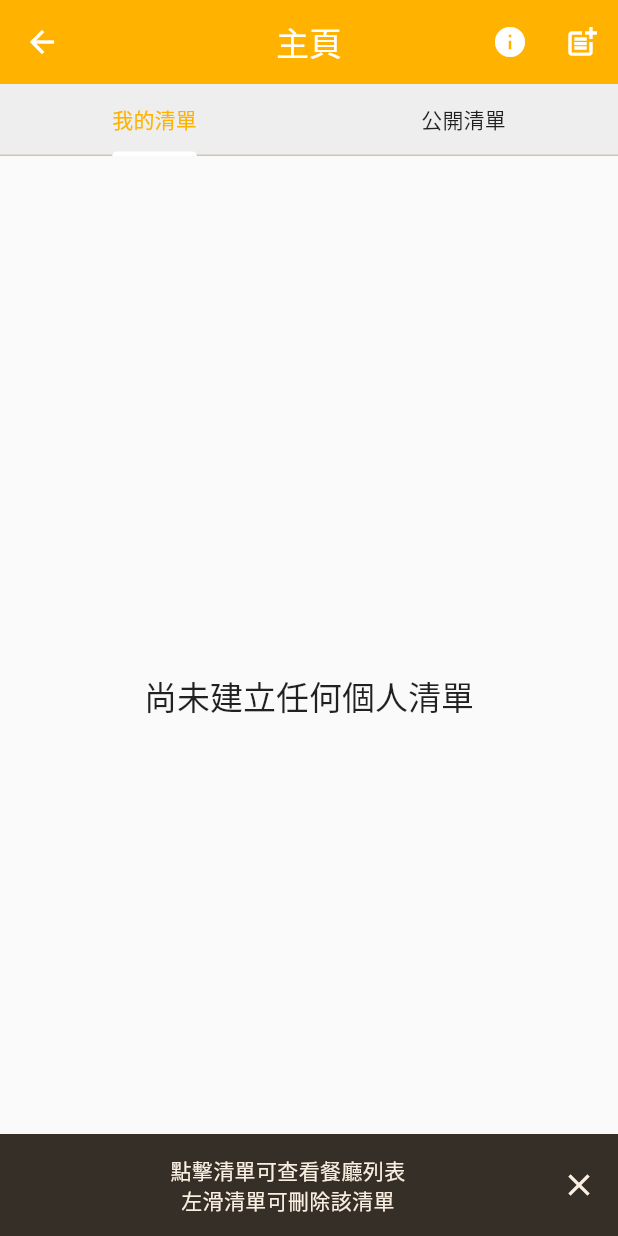
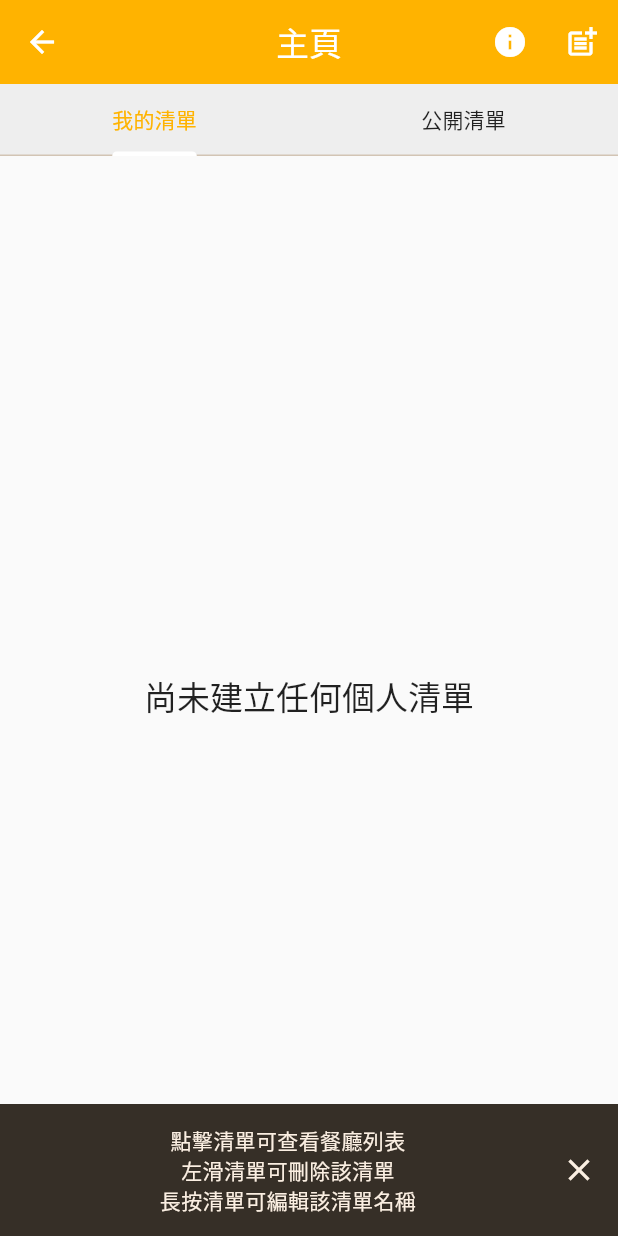
Before and after one commit to JeepWay/what-for-meal, a Flutter app: the MainPage screen opened directly, after a tap on the "info" icon, on a phone screen of 412 x 824 dp. Run offline on Flutter 3.47's test engine with Material 3 defaults, Android fonts, the phone set to English and light mode, and no system bars; our stand-ins replace cloud_firestore, firebase_auth, firebase_core, geocoding, geolocator, go_router and 2 more; missing offline and left inert: dart_geohash; accounts and stored records are empty; generated files the repository leaves out were written again.

Commit message:
feat: 修改提示字符，告知長按可編輯清單名稱

```diff
--- a/lib/pages/main_page.dart
+++ b/lib/pages/main_page.dart
@@ -41,7 +41,7 @@ class _MainPageState extends State<MainPage>  with SingleTickerProviderStateMixi
               ScaffoldMessenger.of(context).showSnackBar(
                 const SnackBar(
                   content: Text(
-                    '點擊清單可查看餐廳列表\n左滑清單可刪除該清單',
+                    '點擊清單可查看餐廳列表\n左滑清單可刪除該清單\n長按清單可編輯該清單名稱',
                     textAlign: TextAlign.center,
                   ),
                   duration: Duration(seconds: 3),
```
